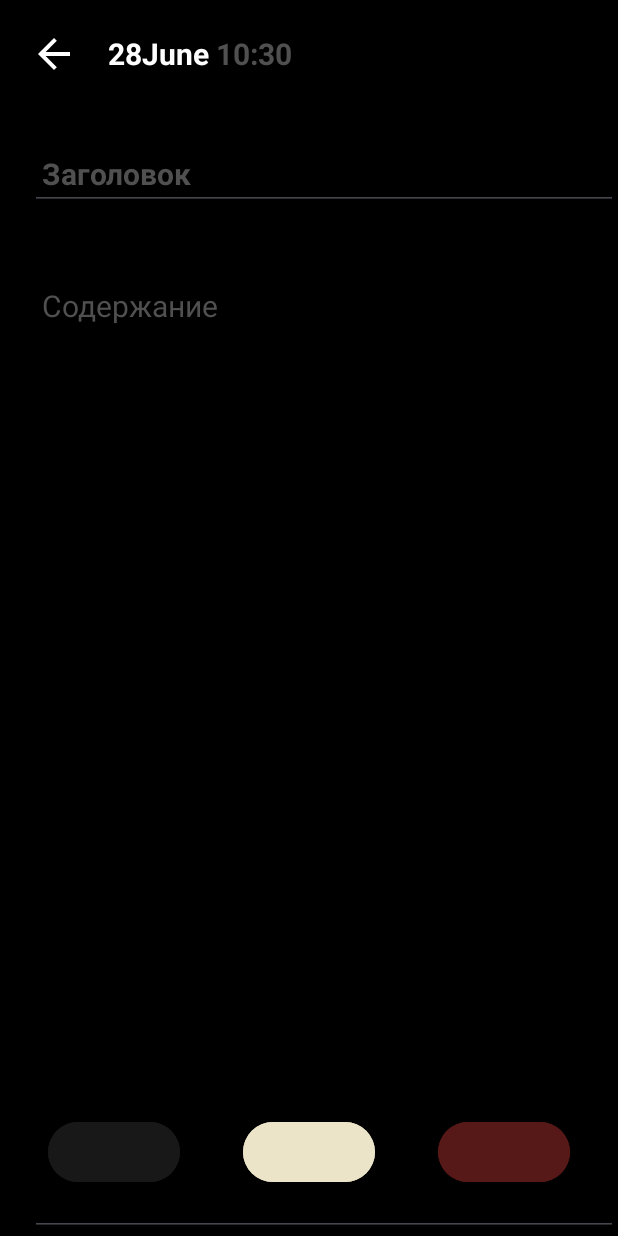
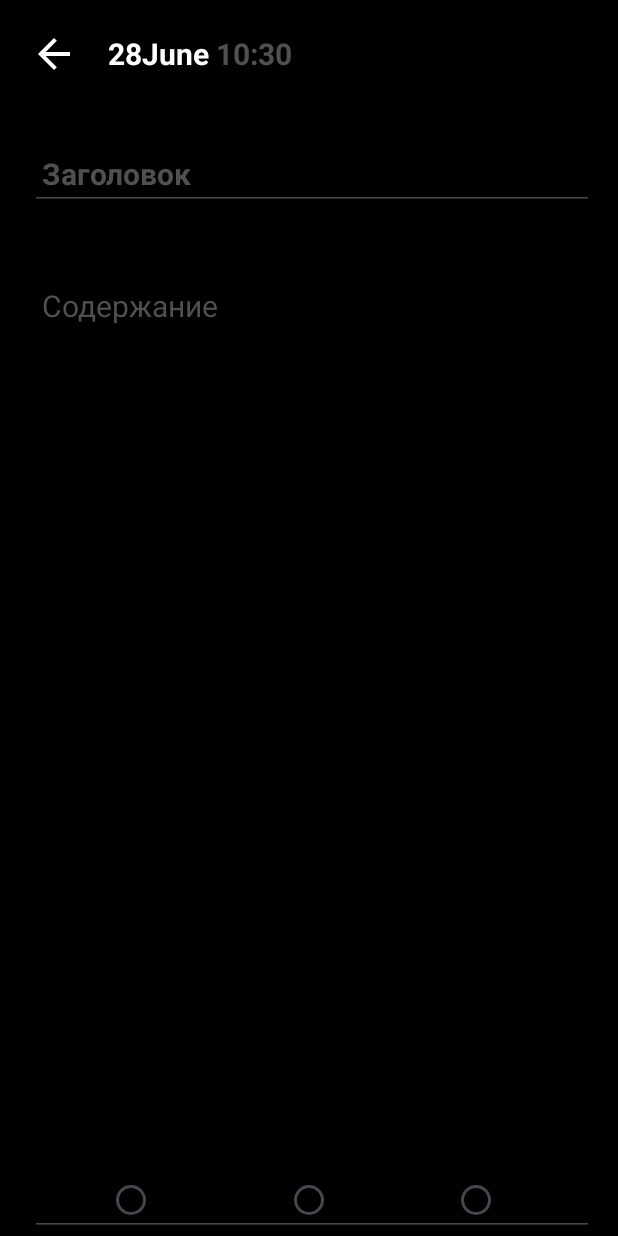
Before and after one commit to KRONOS-sul/NoteApp, an Android app: the NoteDetailFragment screen opened through its navigation route, on a phone screen of 412 x 824 dp. Run offline under Robolectric (Android 15) with nearby library versions, the phone set to English and light mode, and no system bars; our stand-ins replace Room's generated code.

Commit message:
items always empty, and theme buttons must be done

```diff
--- a/app/src/main/java/com/example/noteapp/data/models/NoteEntity.kt
+++ b/app/src/main/java/com/example/noteapp/data/models/NoteEntity.kt
@@ -8,8 +8,6 @@ data class NoteEntity(
     val title: String,
     val content: String,
     val date: String,
-    val backgroundColor: Int,
-    val textColor: Int
 ) {
     @PrimaryKey(autoGenerate = true)        //Указываем Room что это первичный ключ, автогенерация id, проверяет id на уникальность
     var id: Int = 0         //Обязательно var
--- a/app/src/main/java/com/example/noteapp/ui/adapters/NoteAdapter.kt
+++ b/app/src/main/java/com/example/noteapp/ui/adapters/NoteAdapter.kt
@@ -13,14 +13,11 @@ class NoteAdapter : ListAdapter<NoteEntity, NoteAdapter.NoteViewHolder>(DiffCall
     inner class NoteViewHolder(private val binding: ItemNoteBinding) ://Внутренний класс для создания ViewHolder
         RecyclerView.ViewHolder(binding.root) {
 
-        fun bind(item: NoteEntity) {//Метод для привязки данных к ViewHolder
+        fun bind(item: NoteEntity) {    //Метод для привязки данных к ViewHolder
             with(binding) {
                 itemTvTitle.text = item.title
                 itemTvContent.text = item.content
                 itemTvDate.text = item.date
-                itemTvTitle.setBackgroundResource(item.backgroundColor)
-                root.setBackgroundResource(item.backgroundColor)
-                itemTvContent.setBackgroundResource(item.backgroundColor)
             }
         }
     }
--- a/app/src/main/java/com/example/noteapp/ui/fragments/note/NoteDetailFragment.kt
+++ b/app/src/main/java/com/example/noteapp/ui/fragments/note/NoteDetailFragment.kt
@@ -25,8 +25,6 @@ import java.util.Locale
 class NoteDetailFragment : Fragment() {
 
     private lateinit var binding: FragmentNoteDetailBinding
-    private var backgroundColor: Int = R.color.background // Default background color
-    private var textColor: Int = R.color.white // Default background color
 
 
     override fun onCreateView(
@@ -77,7 +75,10 @@ class NoteDetailFragment : Fragment() {
             override fun beforeTextChanged(s: CharSequence?, start: Int, count: Int, after: Int) {}
 
             override fun onTextChanged(s: CharSequence?, start: Int, before: Int, count: Int) {
-                checkFieldsForEmptyValues()
+                val title = etTitle.text.toString()
+                val content = etContent.text.toString()
+                btnDone.visibility =
+                    if (title.isNotEmpty() && content.isNotEmpty()) View.VISIBLE else View.GONE
             }
 
             override fun afterTextChanged(s: Editable?) {}
@@ -86,23 +87,16 @@ class NoteDetailFragment : Fragment() {
         etContent.addTextChangedListener(textWatcher)
     }
 
-    private fun checkFieldsForEmptyValues() = with(binding) {
-        val title = etTitle.text.toString()
-        val content = etContent.text.toString()
-        btnDone.visibility = if (title.isNotEmpty() && content.isNotEmpty()) View.VISIBLE else View.GONE
-    }
-
     private fun clickListener() = with(binding) {
-        val title = etTitle.text.toString()
-        val content = etContent.text.toString()
+        val title = etTitle.text.trim().toString()
+        val content = etContent.text.trim().toString()
         btnDone.setOnClickListener {
             App().getInstance()?.noteDao()?.insert(
                 NoteEntity(
-                    title, content, setDateTime().toString(),
-                    backgroundColor, textColor
+                    title, content, setDateTime().toString()
                 )
             )
-            findNavController().navigate(R.id.action_noteFragment_to_noteDetailFragment)
+            findNavController().navigateUp()
         }
         btnBack.setOnClickListener {
             findNavController().navigate(
@@ -111,6 +105,11 @@ class NoteDetailFragment : Fragment() {
                 NavOptions.Builder().setPopUpTo(R.id.noteFragment, true).build()
             )
         }
+
+        radioGroup.setOnCheckedChangeListener { group, checkedId ->
+            when (checkedId) {
+            }
+        }
     }
 
 }
--- a/app/src/main/java/com/example/noteapp/ui/fragments/note/NoteFragment.kt
+++ b/app/src/main/java/com/example/noteapp/ui/fragments/note/NoteFragment.kt
@@ -6,6 +6,7 @@ import android.view.View
 import android.view.ViewGroup
 import androidx.fragment.app.Fragment
 import androidx.navigation.fragment.findNavController
+import androidx.recyclerview.widget.GridLayoutManager
 import androidx.recyclerview.widget.LinearLayoutManager
 import com.example.noteapp.App
 import com.example.noteapp.R
@@ -16,7 +17,6 @@ class NoteFragment : Fragment() {
 
     private lateinit var binding: FragmentNoteBinding
     private val noteAdapter = NoteAdapter()
-
 
     override fun onCreateView(
         inflater: LayoutInflater, container: ViewGroup?,
@@ -29,15 +29,9 @@ class NoteFragment : Fragment() {
 
     override fun onViewCreated(view: View, savedInstanceState: Bundle?) {
         super.onViewCreated(view, savedInstanceState)
-        clickListeners()
         initialize()
         getData()
-    }
-
-    private fun clickListeners() = with(binding) {
-        fabAdd.setOnClickListener {
-            findNavController().navigate(R.id.action_noteFragment_to_noteDetailFragment)
-        }
+        clickListeners()
     }
 
     private fun initialize() {
@@ -52,4 +46,20 @@ class NoteFragment : Fragment() {
             noteAdapter.submitList(it)
         }
     }
+
+    private fun clickListeners() = with(binding) {
+        var isLinearLayout = true
+
+        fabAdd.setOnClickListener {
+            findNavController().navigate(R.id.action_noteFragment_to_noteDetailFragment)
+        }
+        btnGrid.setOnClickListener {
+            if (isLinearLayout) {
+                notesRv.layoutManager = GridLayoutManager(requireContext(), 2)
+            } else {
+                notesRv.layoutManager = LinearLayoutManager(requireContext())
+            }
+            isLinearLayout = !isLinearLayout
+        }
+    }
 }
--- a/app/src/main/res/layout/fragment_note.xml
+++ b/app/src/main/res/layout/fragment_note.xml
@@ -43,7 +43,7 @@
         app:layout_constraintTop_toTopOf="parent" />
 
     <ImageButton
-        android:id="@+id/ic_grid"
+        android:id="@+id/btn_grid"
         android:layout_width="wrap_content"
         android:layout_height="wrap_content"
         android:layout_margin="20dp"
--- a/app/src/main/res/layout/fragment_note_detail.xml
+++ b/app/src/main/res/layout/fragment_note_detail.xml
@@ -1,5 +1,6 @@
 <?xml version="1.0" encoding="utf-8"?>
 <RelativeLayout xmlns:android="http://schemas.android.com/apk/res/android"
+    xmlns:app="http://schemas.android.com/apk/res-auto"
     xmlns:tools="http://schemas.android.com/tools"
     android:layout_width="match_parent"
     android:layout_height="match_parent"
@@ -47,6 +48,7 @@
         android:layout_below="@id/btn_back"
         android:layout_alignStart="@id/btn_back"
         android:layout_marginTop="20dp"
+        android:layout_marginEnd="16dp"
         android:hint="@string/Title"
         android:inputType="text"
         android:paddingHorizontal="8dp"
@@ -61,29 +63,50 @@
         android:layout_alignStart="@id/btn_back"
         android:layout_alignParentBottom="true"
         android:layout_marginTop="40dp"
+        android:layout_marginEnd="16dp"
         android:gravity="top"
         android:hint="@string/Content"
         android:paddingHorizontal="8dp"
         android:textColorHint="@color/gray"
         android:textStyle="normal" />
 
-    <com.google.android.material.button.MaterialButton
-        android:id="@+id/btn_theme_black"
-        style="@style/ButtonTheme"
-        android:layout_alignParentStart="true"
-        android:backgroundTint="@color/background" />
+    <RadioGroup
+        android:id="@+id/radio_group"
+        android:layout_width="match_parent"
+        android:layout_height="wrap_content"
+        android:layout_alignParentBottom="true">
 
-    <com.google.android.material.button.MaterialButton
-        android:id="@+id/btn_theme_cream"
-        style="@style/ButtonTheme"
-        android:layout_centerHorizontal="true"
-        android:backgroundTint="@color/cream" />
+        <androidx.constraintlayout.widget.ConstraintLayout
+            android:layout_width="match_parent"
+            android:layout_height="match_parent">
 
-    <com.google.android.material.button.MaterialButton
-        android:id="@+id/btn_theme_red"
-        style="@style/ButtonTheme"
-        android:layout_alignParentEnd="true"
-        android:backgroundTint="@color/red" />
+            <RadioButton
+                android:id="@+id/btn_theme_black"
+                android:layout_width="wrap_content"
+                android:layout_height="wrap_content"
+                app:layout_constraintEnd_toStartOf="@id/btn_theme_cream"
+                app:layout_constraintStart_toStartOf="parent"
+                app:layout_constraintTop_toTopOf="parent" />
 
+            <RadioButton
+                android:id="@+id/btn_theme_cream"
+                android:layout_width="wrap_content"
+                android:layout_height="wrap_content"
+                android:layout_marginStart="16sp"
+                app:layout_constraintEnd_toEndOf="parent"
+                app:layout_constraintStart_toStartOf="parent"
+                app:layout_constraintTop_toTopOf="parent" />
+
+            <RadioButton
+                android:id="@+id/btn_theme_red"
+                android:layout_width="wrap_content"
+                android:layout_height="wrap_content"
+                app:layout_constraintEnd_toEndOf="parent"
+                app:layout_constraintStart_toEndOf="@id/btn_theme_cream"
+                app:layout_constraintTop_toTopOf="parent" />
+
+        </androidx.constraintlayout.widget.ConstraintLayout>
+
+    </RadioGroup>
 
 </RelativeLayout>
--- a/app/src/main/res/values/styles.xml
+++ b/app/src/main/res/values/styles.xml
@@ -10,12 +10,4 @@
     <style name="TextStyle" parent="ItemTvStyle">
     </style>
 
-    <style name="ButtonTheme">
-        <item name="cornerRadius">20dp</item>
-        <item name="android:layout_width">wrap_content</item>
-        <item name="android:layout_height">wrap_content</item>
-        <item name="android:layout_alignParentBottom">true</item>
-        <item name="android:layout_margin">32dp</item>
-    </style>
-
 </resources>
```
Also changed, not shown: app/src/main/res/drawable/btn_theme_bg.xml (added, +7 -0 lines).
